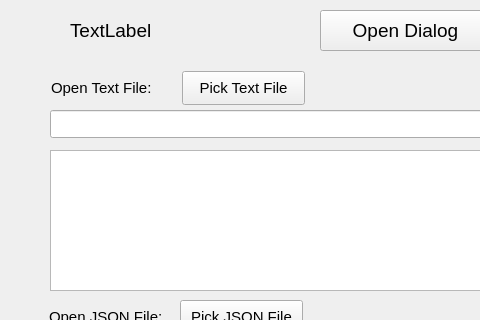
First picture: the form in twoForms/mainwindow.ui, repository jentor67/Qt6Cmake, before the edit; both pictures show x 0 to 480 and y 0 to 320 of the 630 by 584 pixel window.
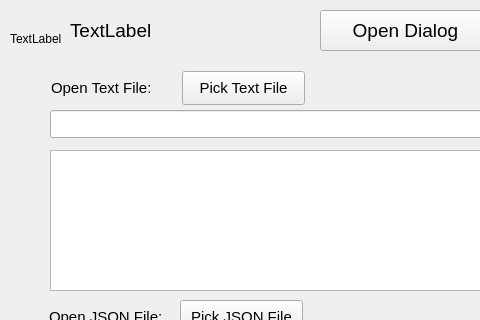
Second picture: the form after the edit.

```diff
--- a/twoForms/mainwindow.ui
+++ b/twoForms/mainwindow.ui
@@ -162,6 +162,19 @@
      <string>Pick JSON File</string>
     </property>
    </widget>
+   <widget class="QLabel" name="lblPicture">
+    <property name="geometry">
+     <rect>
+      <x>10</x>
+      <y>30</y>
+      <width>54</width>
+      <height>17</height>
+     </rect>
+    </property>
+    <property name="text">
+     <string>TextLabel</string>
+    </property>
+   </widget>
   </widget>
   <widget class="QMenuBar" name="menubar">
    <property name="geometry">
```
Left out of the diff: 2 changed lines with no effect on the pictures.
